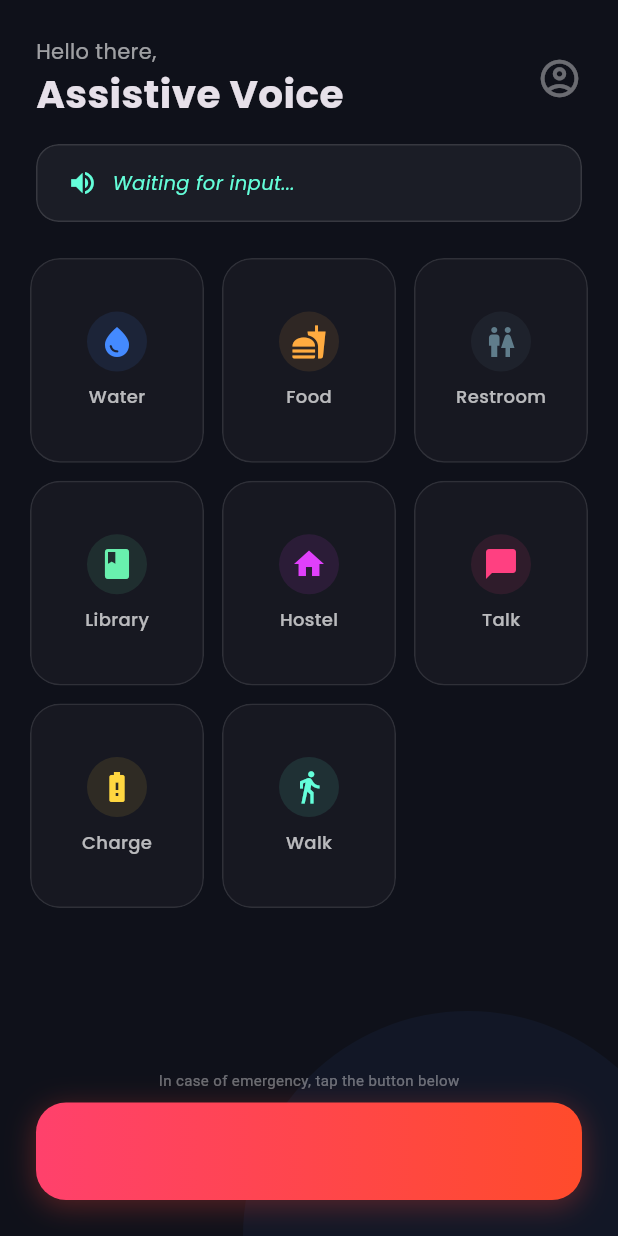
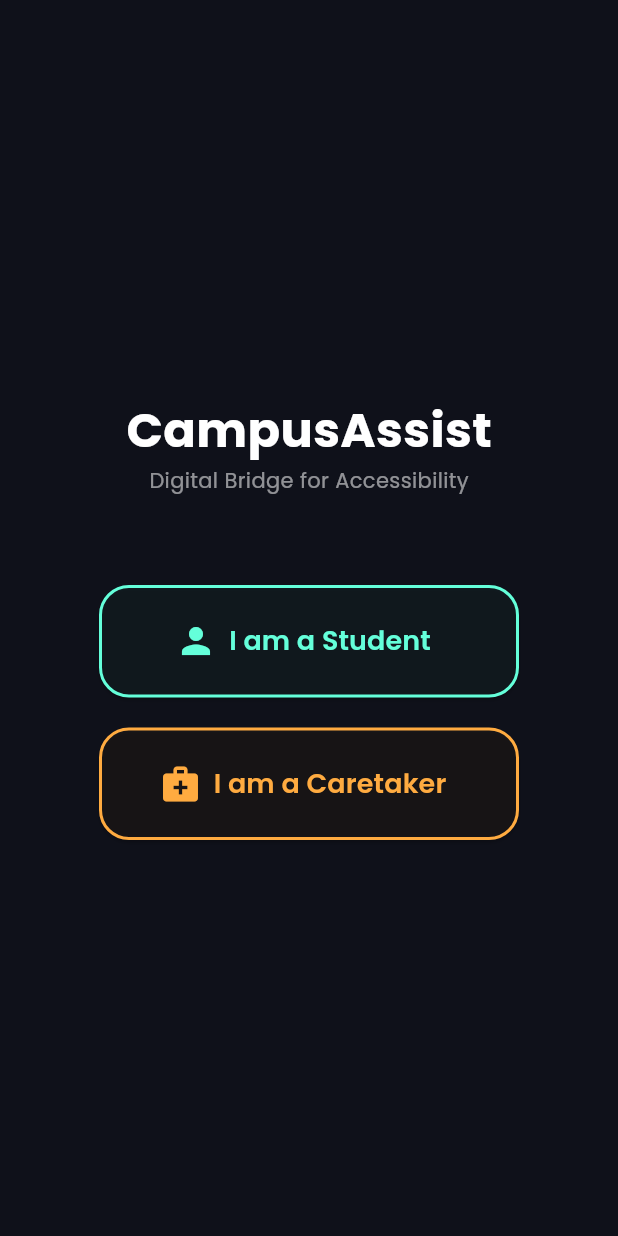
Before and after one commit to tarunpanthi2006/ATM, a Flutter app: the screen it shows after launch, on a phone screen of 412 x 824 dp. Run offline on Flutter 3.47's test engine with Material 3 defaults, Android fonts, the phone set to English and light mode, and no system bars; our stand-ins replace cloud_firestore, firebase_core, flutter_staggered_animations, flutter_tts, geolocator, google_fonts; accounts and stored records are empty.

```diff
--- a/lib/main.dart
+++ b/lib/main.dart
@@ -1,12 +1,26 @@
+import 'dart:ui';
+import 'package:flutter/material.dart';
 import 'package:cloud_firestore/cloud_firestore.dart';
 import 'package:geolocator/geolocator.dart';
-import 'dart:ui'; // Required for ImageFilter
-import 'package:flutter/material.dart';
 import 'package:flutter_tts/flutter_tts.dart';
 import 'package:google_fonts/google_fonts.dart';
 import 'package:flutter_staggered_animations/flutter_staggered_animations.dart';
+import 'package:firebase_core/firebase_core.dart';
 
-void main() => runApp(CampusAssistApp());
+// Note: Ensure you have called Firebase.initializeApp() in your main if using real hardware
+void main() async {
+  // 1. You MUST have this line first
+  WidgetsFlutterBinding.ensureInitialized();
+
+  try {
+    // 2. This starts the connection to your google-services.json
+    await Firebase.initializeApp();
+  } catch (e) {
+    print("Firebase init error: $e");
+  }
+
+  runApp(CampusAssistApp());
+}
 
 class CampusAssistApp extends StatelessWidget {
   @override
@@ -14,13 +28,125 @@ class CampusAssistApp extends StatelessWidget {
     return MaterialApp(
       debugShowCheckedModeBanner: false,
       theme: ThemeData.dark().copyWith(
-        scaffoldBackgroundColor: const Color(0xFF0F111A), // Sleeker deep dark
+        scaffoldBackgroundColor: const Color(0xFF0F111A),
       ),
-      home: CommunicationScreen(),
+      home: RoleSelectionScreen(),
     );
   }
 }
 
+// --- NEW: ROLE SELECTION SCREEN ---
+class RoleSelectionScreen extends StatelessWidget {
+  @override
+  Widget build(BuildContext context) {
+    return Scaffold(
+      body: Center(
+        child: Column(
+          mainAxisAlignment: MainAxisAlignment.center,
+          children: [
+            Text("CampusAssist", style: GoogleFonts.poppins(fontSize: 32, fontWeight: FontWeight.bold, color: Colors.white)),
+            Text("Digital Bridge for Accessibility", style: GoogleFonts.poppins(fontSize: 14, color: Colors.white54)),
+            const SizedBox(height: 60),
+            _roleButton(context, "I am a Student", Icons.person, Colors.tealAccent, CommunicationScreen()),
+            const SizedBox(height: 20),
+            _roleButton(context, "I am a Caretaker", Icons.medical_services, Colors.orangeAccent, CaretakerScreen()),
+          ],
+        ),
+      ),
+    );
+  }
+
+  Widget _roleButton(BuildContext context, String title, IconData icon, Color color, Widget nextScreen) {
+    return ElevatedButton.icon(
+      style: ElevatedButton.styleFrom(
+        backgroundColor: color.withOpacity(0.05),
+        side: BorderSide(color: color, width: 2),
+        minimumSize: const Size(280, 75),
+        shape: RoundedRectangleBorder(borderRadius: BorderRadius.circular(20)),
+      ),
+      icon: Icon(icon, color: color, size: 28),
+      label: Text(title, style: GoogleFonts.poppins(color: color, fontSize: 18, fontWeight: FontWeight.w600)),
+      onPressed: () => Navigator.push(context, MaterialPageRoute(builder: (context) => nextScreen)),
+    );
+  }
+}
+
+// --- NEW: CARETAKER SCREEN (PHASE 1) ---
+class CaretakerScreen extends StatelessWidget {
+  @override
+  Widget build(BuildContext context) {
+    return Scaffold(
+      appBar: AppBar(
+        title: Text("Responder Dashboard", style: GoogleFonts.poppins()),
+        backgroundColor: Colors.transparent,
+        elevation: 0,
+      ),
+      body: StreamBuilder<QuerySnapshot>(
+        stream: FirebaseFirestore.instance
+            .collection('active_emergencies')
+            .where('status', isEqualTo: 'HELP_NEEDED')
+            .snapshots(),
+        builder: (context, snapshot) {
+          if (!snapshot.hasData) return const Center(child: CircularProgressIndicator());
+
+          var docs = snapshot.data!.docs;
+          if (docs.isEmpty) {
+            return Center(
+              child: Column(
+                mainAxisAlignment: MainAxisAlignment.center,
+                children: [
+                  const Icon(Icons.check_circle_outline, color: Colors.greenAccent, size: 60),
+                  const SizedBox(height: 10),
+                  Text("All students are safe", style: GoogleFonts.poppins(color: Colors.white54)),
+                ],
+              ),
+            );
+          }
+
+          return ListView.builder(
+            padding: const EdgeInsets.all(20),
+            itemCount: docs.length,
+            itemBuilder: (context, index) {
+              var data = docs[index].data() as Map<String, dynamic>;
+              return Container(
+                margin: const EdgeInsets.only(bottom: 15),
+                padding: const EdgeInsets.all(20),
+                decoration: BoxDecoration(
+                  color: Colors.redAccent.withOpacity(0.1),
+                  borderRadius: BorderRadius.circular(20),
+                  border: Border.all(color: Colors.redAccent.withOpacity(0.5)),
+                ),
+                child: Column(
+                  children: [
+                    Row(
+                      children: [
+                        const Icon(Icons.warning_amber_rounded, color: Colors.redAccent),
+                        const SizedBox(width: 10),
+                        Text("EMERGENCY: ${data['student_name']}", style: GoogleFonts.poppins(fontWeight: FontWeight.bold)),
+                      ],
+                    ),
+                    const SizedBox(height: 15),
+                    ElevatedButton(
+                      style: ElevatedButton.styleFrom(backgroundColor: Colors.green, minimumSize: const Size(double.infinity, 50)),
+                      onPressed: () {
+                        FirebaseFirestore.instance.collection('active_emergencies').doc(docs[index].id).update({
+                          'status': 'ACCEPTED',
+                        });
+                      },
+                      child: const Text("I AM COMING", style: TextStyle(fontWeight: FontWeight.bold)),
+                    )
+                  ],
+                ),
+              );
+            },
+          );
+        },
+      ),
+    );
+  }
+}
+
+// --- STUDENT COMMUNICATION SCREEN (YOUR ORIGINAL CODE + IMPROVEMENTS) ---
 class CommunicationScreen extends StatefulWidget {
   @override
   _CommunicationScreenState createState() => _CommunicationScreenState();
@@ -29,6 +155,7 @@ class CommunicationScreen extends StatefulWidget {
 class _CommunicationScreenState extends State<CommunicationScreen> {
   final FlutterTts flutterTts = FlutterTts();
   String lastSpoken = "Waiting for input...";
+  bool isEmergencyActive = false;
 
   final List<Map<String, dynamic>> phrases = [
     {'icon': Icons.water_drop, 'label': 'Water', 'msg': 'I need water', 'color': Colors.blueAccent},
@@ -46,27 +173,15 @@ class _CommunicationScreenState extends State<CommunicationScreen> {
     await flutterTts.setPitch(1.2);
     await flutterTts.speak(text);
   }
+
   Future<Position> _determinePosition() async {
-    bool serviceEnabled;
-    LocationPermission permission;
-
-    serviceEnabled = await Geolocator.isLocationServiceEnabled();
-    if (!serviceEnabled) {
-      return Future.error('Location services are disabled.');
-    }
-
-    permission = await Geolocator.checkPermission();
+    bool serviceEnabled = await Geolocator.isLocationServiceEnabled();
+    if (!serviceEnabled) return Future.error('Location services are disabled.');
+    LocationPermission permission = await Geolocator.checkPermission();
     if (permission == LocationPermission.denied) {
       permission = await Geolocator.requestPermission();
-      if (permission == LocationPermission.denied) {
-        return Future.error('Location permissions are denied');
+      if (permission == LocationPermission.denied) return Future.error('Location permissions are denied');
     }
-    }
-
-    if (permission == LocationPermission.deniedForever) {
-      return Future.error('Location permissions are permanently denied.');
-    }
-
     return await Geolocator.getCurrentPosition();
   }
 
@@ -75,53 +190,28 @@ class _CommunicationScreenState extends State<CommunicationScreen> {
     return Scaffold(
       body: Stack(
         children: [
-          // Subtle Glow at the bottom (Replacing the green top one)
-          Positioned(
-            bottom: -150,
-            right: -50,
-            child: Container(
-              width: 300,
-              height: 300,
-              decoration: BoxDecoration(
-                shape: BoxShape.circle,
-                color: Colors.blueAccent.withOpacity(0.05),
-              ),
-            ),
-          ),
-
           SafeArea(
             child: Column(
               crossAxisAlignment: CrossAxisAlignment.start,
               children: [
                 _buildHeader(),
-
                 Expanded(
                   child: AnimationLimiter(
                     child: GridView.builder(
                       padding: const EdgeInsets.symmetric(horizontal: 20),
                       gridDelegate: const SliverGridDelegateWithFixedCrossAxisCount(
-                        crossAxisCount: 3,
-                        crossAxisSpacing: 12,
-                        mainAxisSpacing: 12,
-                        childAspectRatio: 0.85,
+                        crossAxisCount: 3, crossAxisSpacing: 12, mainAxisSpacing: 12, childAspectRatio: 0.85,
                       ),
                       itemCount: phrases.length,
                       itemBuilder: (context, index) {
                         return AnimationConfiguration.staggeredGrid(
-                          position: index,
-                          duration: const Duration(milliseconds: 500),
-                          columnCount: 3,
-                          child: ScaleAnimation(
-                            child: FadeInAnimation(
-                              child: _buildGlassCard(index),
-                            ),
-                          ),
+                          position: index, duration: const Duration(milliseconds: 500), columnCount: 3,
+                          child: ScaleAnimation(child: FadeInAnimation(child: _buildGlassCard(index))),
                         );
                       },
                     ),
                   ),
                 ),
-
                 _buildSOSButton(),
               ],
             ),
@@ -137,42 +227,18 @@ class _CommunicationScreenState extends State<CommunicationScreen> {
       child: Column(
         crossAxisAlignment: CrossAxisAlignment.start,
         children: [
-          Row(
-            mainAxisAlignment: MainAxisAlignment.spaceBetween,
-            children: [
-              Column(
-                crossAxisAlignment: CrossAxisAlignment.start,
-                children: [
           Text("Hello there,", style: GoogleFonts.poppins(color: Colors.white60, fontSize: 14)),
           Text("Assistive Voice", style: GoogleFonts.poppins(fontSize: 26, fontWeight: FontWeight.bold)),
-                ],
-              ),
-              const Icon(Icons.account_circle_outlined, color: Colors.white38, size: 30),
-            ],
-          ),
           const SizedBox(height: 15),
-          ClipRRect(
-            borderRadius: BorderRadius.circular(15),
-            child: BackdropFilter(
-              filter: ImageFilter.blur(sigmaX: 10, sigmaY: 10),
-              child: Container(
-                padding: const EdgeInsets.symmetric(horizontal: 20, vertical: 15),
-                decoration: BoxDecoration(
-                  color: Colors.white.withOpacity(0.05),
-                  borderRadius: BorderRadius.circular(15),
-                  border: Border.all(color: Colors.white12),
-                ),
+          Container(
+            padding: const EdgeInsets.all(15),
+            decoration: BoxDecoration(color: Colors.white.withOpacity(0.05), borderRadius: BorderRadius.circular(15)),
             child: Row(
               children: [
                 const Icon(Icons.volume_up, color: Colors.tealAccent, size: 20),
                 const SizedBox(width: 10),
-                    Expanded(
-                      child: Text(lastSpoken,
-                        style: GoogleFonts.poppins(color: Colors.tealAccent, fontStyle: FontStyle.italic, fontSize: 13)),
-                    ),
+                Expanded(child: Text(lastSpoken, style: GoogleFonts.poppins(color: Colors.tealAccent, fontSize: 13))),
               ],
-                ),
-              ),
             ),
           ),
         ],
@@ -184,10 +250,6 @@ class _CommunicationScreenState extends State<CommunicationScreen> {
     var p = phrases[index];
     return GestureDetector(
       onTap: () => _speak(p['msg']),
-      child: ClipRRect(
-        borderRadius: BorderRadius.circular(20),
-        child: BackdropFilter(
-          filter: ImageFilter.blur(sigmaX: 5, sigmaY: 5),
       child: Container(
         decoration: BoxDecoration(
           color: Colors.white.withOpacity(0.03),
@@ -197,19 +259,10 @@ class _CommunicationScreenState extends State<CommunicationScreen> {
         child: Column(
           mainAxisAlignment: MainAxisAlignment.center,
           children: [
-                Container(
-                  padding: const EdgeInsets.all(8),
-                  decoration: BoxDecoration(
-                    color: p['color'].withOpacity(0.1),
-                    shape: BoxShape.circle,
-                  ),
-                  child: Icon(p['icon'], color: p['color'], size: 24),
-                ),
+            Icon(p['icon'], color: p['color'], size: 24),
             const SizedBox(height: 8),
-                Text(p['label'], style: GoogleFonts.poppins(fontSize: 12, fontWeight: FontWeight.w500, color: Colors.white70)),
+            Text(p['label'], style: GoogleFonts.poppins(fontSize: 12, color: Colors.white70)),
           ],
-            ),
-          ),
         ),
       ),
     );
@@ -217,56 +270,33 @@ class _CommunicationScreenState extends State<CommunicationScreen> {
 
   Widget _buildSOSButton() {
     return Padding(
-      padding: const EdgeInsets.fromLTRB(24, 10, 24, 24),
-      child: Column(
-        children: [
-          const Text("In case of emergency, tap the button below",
-            style: TextStyle(color: Colors.white38, fontSize: 10)),
-          const SizedBox(height: 8),
-          Container(
+      padding: const EdgeInsets.all(24.0),
+      child: InkWell(
+        onTap: () async {
+          _speak("Emergency initiated. Alerting caretakers.");
+          try {
+            Position position = await _determinePosition();
+            await FirebaseFirestore.instance.collection('active_emergencies').add({
+              'student_name': 'Rahul (Demo)',
+              'latitude': position.latitude,
+              'longitude': position.longitude,
+              'status': 'HELP_NEEDED',
+              'timestamp': FieldValue.serverTimestamp(),
+            });
+            setState(() => lastSpoken = "SOS Sent! Waiting for responder...");
+          } catch (e) {
+            _speak("Error sending SOS.");
+          }
+        },
+        child: Container(
           height: 65,
+          width: double.infinity,
           decoration: BoxDecoration(
             borderRadius: BorderRadius.circular(20),
             gradient: const LinearGradient(colors: [Color(0xFFFF416C), Color(0xFFFF4B2B)]),
-              boxShadow: [
-                BoxShadow(color: Colors.red.withOpacity(0.3), blurRadius: 15, spreadRadius: 1, offset: const Offset(0, 4))
-              ],
           ),
-            child: Material(
-              color: Colors.transparent,
-              child: InkWell(
-                borderRadius: BorderRadius.circular(20),
-                // --- UPDATED ONTAP LOGIC ---
-                onTap: () async {
-                _speak("Emergency initiated. Alerting caretakers.");
-
-                try {
-                // 1. Get the GPS Location (You already built this part!)
-               position = await _determinePosition();
-
-                  // 2. Send to Firebase (The New Cloud Part)
-                  // This creates a new entry in a collection called 'active_emergencies'
-    await FirebaseFirestore.instance.collection('active_emergencies').add({
-      'student_name': 'User_Demo', // You can change this to a real name later
-      'latitude': position.latitude,
-      'longitude': position.longitude,
-      'status': 'HELP_NEEDED',
-      'timestamp': FieldValue.serverTimestamp(), // This saves the exact time
-    });
-
-    setState(() {
-      lastSpoken = "SOS Sent! Lat: ${position.latitude.toStringAsFixed(2)}, Lon: ${position.longitude.toStringAsFixed(2)}";
-    });
-
-  } catch (e) {
-    print("Cloud Error: $e");
-    _speak("Check your internet connection.");
-  }
-},
+          child: Center(child: Text("EMERGENCY SOS", style: GoogleFonts.poppins(fontWeight: FontWeight.bold, fontSize: 18))),
         ),
-            ),
-          ),
-        ],
       ),
     );
   }
```
Also changed, not shown: lib/caretaker_dashboard.dart (added), 3 other files. Lines whose indentation alone changed are shown as unchanged.
